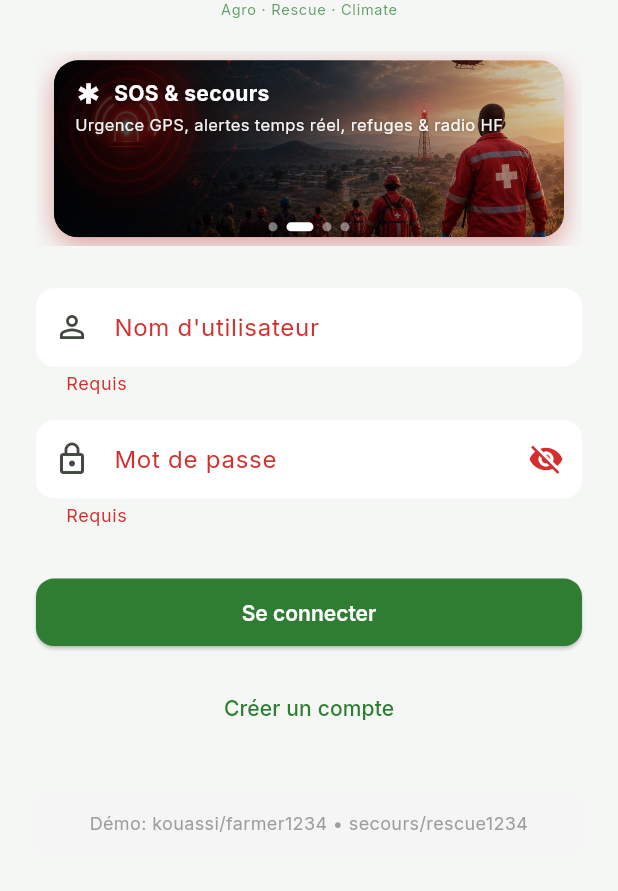
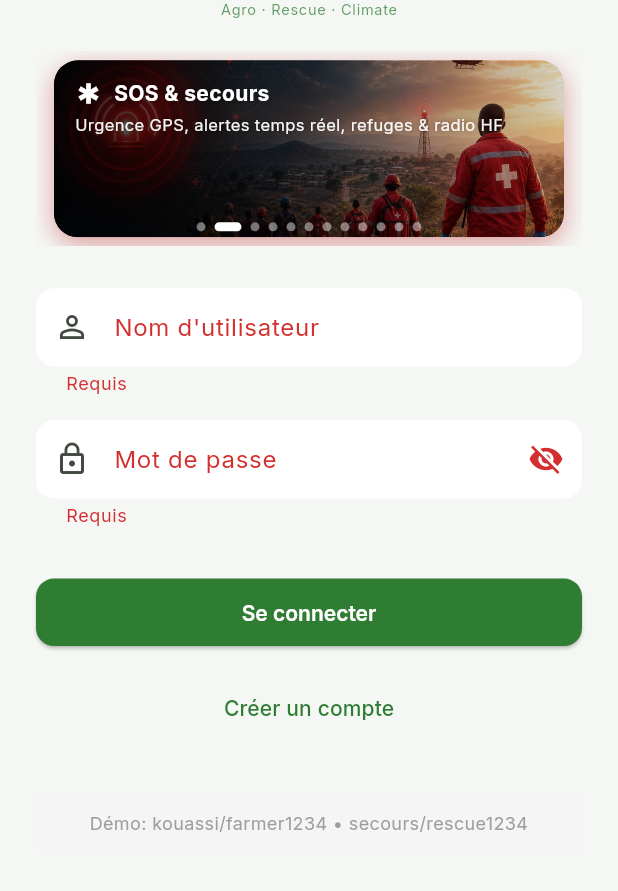
Before and after one commit to MaximeKELI/ARCA-GIS-, a Flutter app: the screen it shows after launch, after a tap on "Se connecter", on a phone screen of 412 x 824 dp, the part 284-1175 px from its top. Run offline on Flutter 3.47's test engine with Material 3 defaults, Android fonts, the phone set to English and light mode, and no system bars; our stand-ins replace connectivity_plus, fl_chart, flutter_map, flutter_secure_storage, geolocator, google_fonts and 5 more; accounts and stored records are empty.

Commit message:
All coders

```diff
--- a/mobile/arca_gis_app/lib/config/assets.dart
+++ b/mobile/arca_gis_app/lib/config/assets.dart
@@ -5,4 +5,12 @@ class AppAssets {
   static const carouselSos = 'assets/images/carousel_sos.png';
   static const carouselClimate = 'assets/images/carousel_climate.png';
   static const carouselCoop = 'assets/images/carousel_coop.png';
+  static const carouselIa = 'assets/images/carousel_ia.png';
+  static const carouselAnalytics = 'assets/images/carousel_analytics.png';
+  static const carouselCarbon = 'assets/images/carousel_carbon.png';
+  static const carouselTraining = 'assets/images/carousel_training.png';
+  static const carouselWater = 'assets/images/carousel_water.png';
+  static const carouselMarket = 'assets/images/carousel_market.png';
+  static const carouselResilience = 'assets/images/carousel_resilience.png';
+  static const carouselLivestock = 'assets/images/carousel_livestock.png';
 }
--- a/mobile/arca_gis_app/lib/widgets/feature_carousel.dart
+++ b/mobile/arca_gis_app/lib/widgets/feature_carousel.dart
@@ -52,18 +52,74 @@ class _FeatureCarouselState extends State<FeatureCarousel> {
       gradient: [Color(0xFFB71C1C), Color(0xFFE53935)],
     ),
     CarouselSlide(
-      title: 'Climat & résilience',
+      title: 'Climat & météo',
       subtitle: 'Prévisions, sécheresse 90j, simulation inondation',
       icon: Icons.cloud,
       imageAsset: AppAssets.carouselClimate,
       gradient: [Color(0xFF0D47A1), Color(0xFF42A5F5)],
     ),
     CarouselSlide(
-      title: 'Coop & formation',
-      subtitle: 'Votes coop, quiz certifiants, crédits carbone',
+      title: 'Coopératives',
+      subtitle: 'Votes, réservations équipement, annuaire membres',
       icon: Icons.groups,
       imageAsset: AppAssets.carouselCoop,
       gradient: [Color(0xFFE65100), Color(0xFFFFB300)],
+    ),
+    CarouselSlide(
+      title: 'IA terrain',
+      subtitle: 'Conseiller contextuel, diagnostic photo, planificateur',
+      icon: Icons.psychology,
+      imageAsset: AppAssets.carouselIa,
+      gradient: [Color(0xFF00695C), Color(0xFF26A69A)],
+    ),
+    CarouselSlide(
+      title: 'Analytiques',
+      subtitle: 'KPIs, heatmap, Sankey budget, comparaison saisons',
+      icon: Icons.bar_chart,
+      imageAsset: AppAssets.carouselAnalytics,
+      gradient: [Color(0xFF4A148C), Color(0xFF7B1FA2)],
+    ),
+    CarouselSlide(
+      title: 'Carbone & traçabilité',
+      subtitle: 'Crédits CO₂, QR parcelle, chaîne de valeur',
+      icon: Icons.eco,
+      imageAsset: AppAssets.carouselCarbon,
+      gradient: [Color(0xFF1B5E20), Color(0xFF66BB6A)],
+    ),
+    CarouselSlide(
+      title: 'Formation',
+      subtitle: 'Quiz certifiants, cours, badges & mentorat',
+      icon: Icons.school,
+      imageAsset: AppAssets.carouselTraining,
+      gradient: [Color(0xFF1565C0), Color(0xFF42A5F5)],
+    ),
+    CarouselSlide(
+      title: 'Gestion de l\'eau',
+      subtitle: 'Irrigation, bassins, puits & ressources hydriques',
+      icon: Icons.water_drop,
+      imageAsset: AppAssets.carouselWater,
+      gradient: [Color(0xFF01579B), Color(0xFF29B6F6)],
+    ),
+    CarouselSlide(
+      title: 'Marchés & prix',
+      subtitle: 'Prix en temps réel, enchères live, comparateur',
+      icon: Icons.store,
+      imageAsset: AppAssets.carouselMarket,
+      gradient: [Color(0xFFBF360C), Color(0xFFFF7043)],
+    ),
+    CarouselSlide(
+      title: 'Résilience',
+      subtitle: 'Refuges, EWS, mode catastrophe & radio HF',
+      icon: Icons.shield,
+      imageAsset: AppAssets.carouselResilience,
+      gradient: [Color(0xFF37474F), Color(0xFF78909C)],
+    ),
+    CarouselSlide(
+      title: 'Élevage & apiculture',
+      subtitle: 'Bétail, ruches, aquaculture & semencier',
+      icon: Icons.pets,
+      imageAsset: AppAssets.carouselLivestock,
+      gradient: [Color(0xFF5D4037), Color(0xFF8D6E63)],
     ),
   ];
 
--- a/mobile/arca_gis_app/pubspec.yaml
+++ b/mobile/arca_gis_app/pubspec.yaml
@@ -41,8 +41,4 @@ flutter:
   uses-material-design: true
   generate: true
   assets:
-    - assets/images/arca_logo.png
-    - assets/images/carousel_agriculture.png
-    - assets/images/carousel_sos.png
-    - assets/images/carousel_climate.png
-    - assets/images/carousel_coop.png
+    - assets/images/
```
Also changed, not shown: mobile/arca_gis_app/assets/images/carousel_analytics.png (added), mobile/arca_gis_app/assets/images/carousel_carbon.png (added), mobile/arca_gis_app/assets/images/carousel_ia.png (added), mobile/arca_gis_app/assets/images/carousel_livestock.png (added), mobile/arca_gis_app/assets/images/carousel_market.png (added), mobile/arca_gis_app/assets/images/carousel_resilience.png (added), 2 other files.
